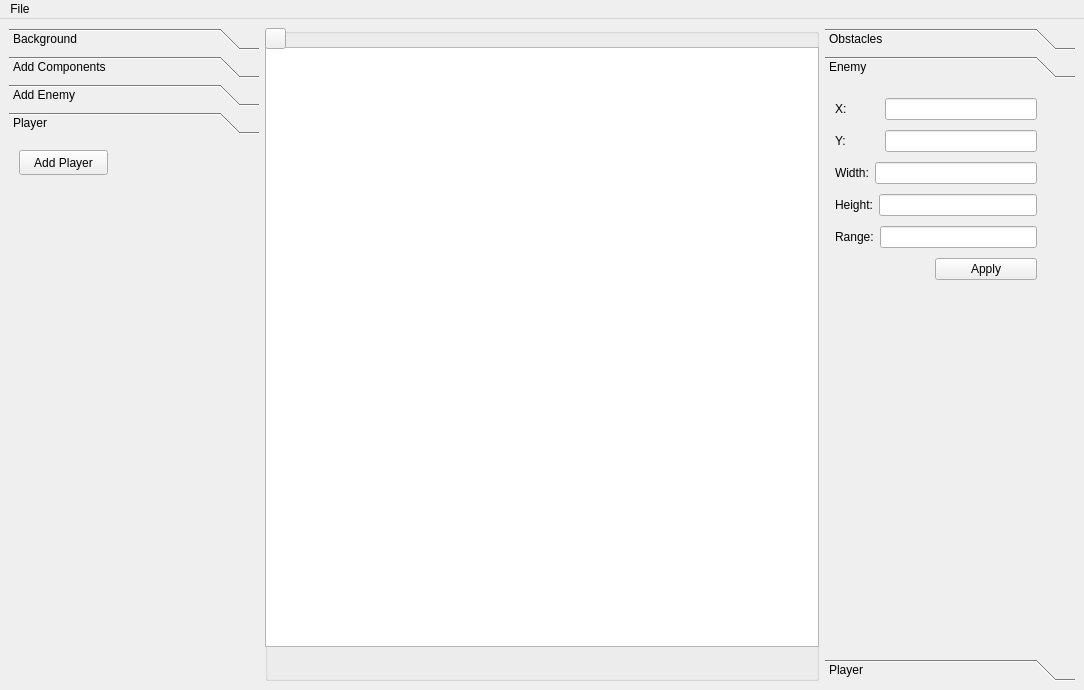
This is src/RS_game_engine/mainwindow.ui in MATF-RS20/RS017-qtgameengine as Qt 5 draws it before an edit. The edited form follows.
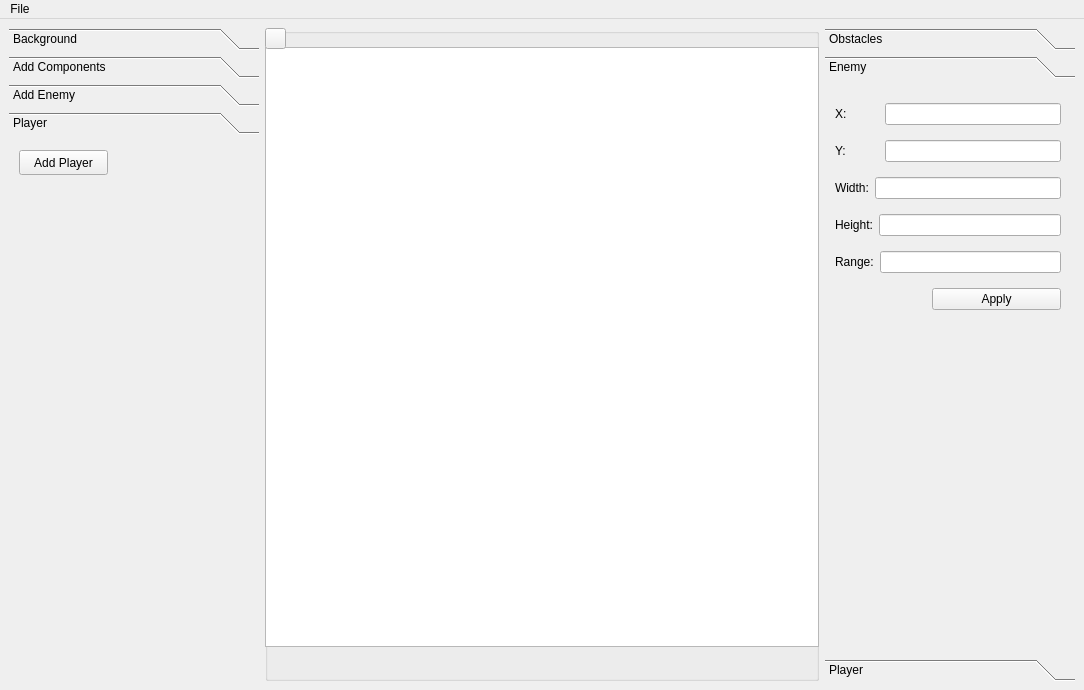
This is the edited form. The open tabs and pages were chosen to show the change. Icons and pictures are not drawn.

Diff of the .ui file:
```diff
--- a/src/RS_game_engine/mainwindow.ui
+++ b/src/RS_game_engine/mainwindow.ui
@@ -378,8 +378,8 @@
          <rect>
           <x>10</x>
           <y>10</y>
-          <width>202</width>
-          <height>194</height>
+          <width>226</width>
+          <height>227</height>
          </rect>
         </property>
         <layout class="QVBoxLayout" name="verticalLayout_3">
@@ -483,8 +483,8 @@
              </property>
              <property name="sizeHint" stdset="0">
               <size>
-               <width>100</width>
-               <height>18</height>
+               <width>97</width>
+               <height>15</height>
               </size>
              </property>
             </spacer>
```
Left out of the diff: 2 changed lines with no effect on the pictures.
